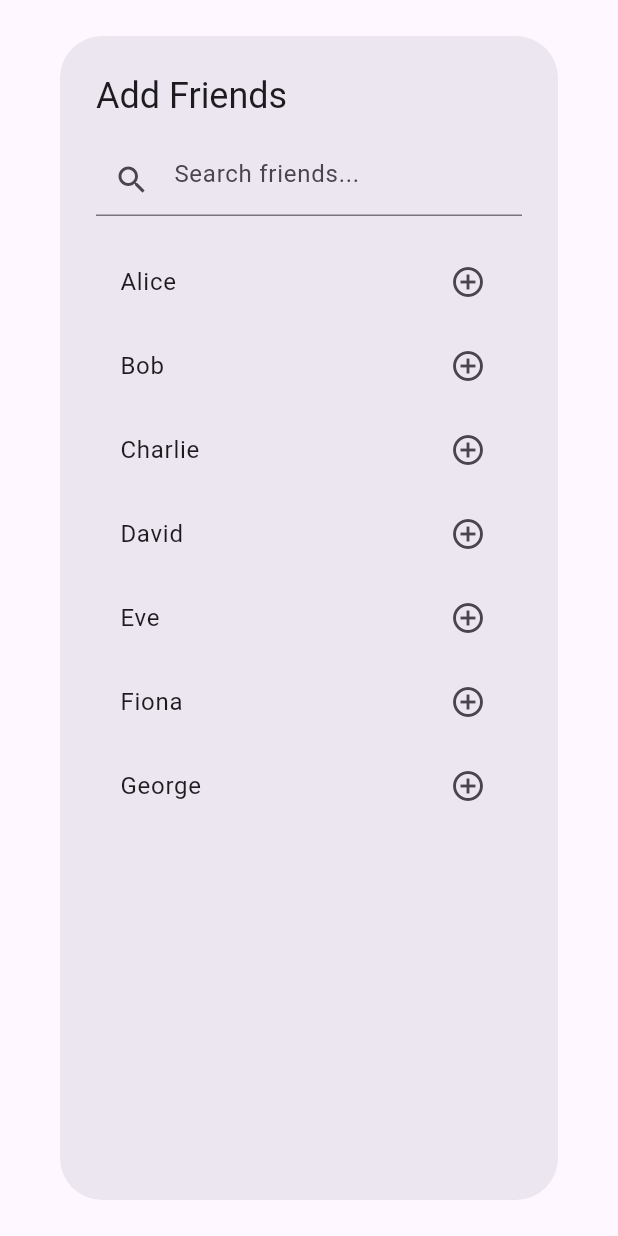
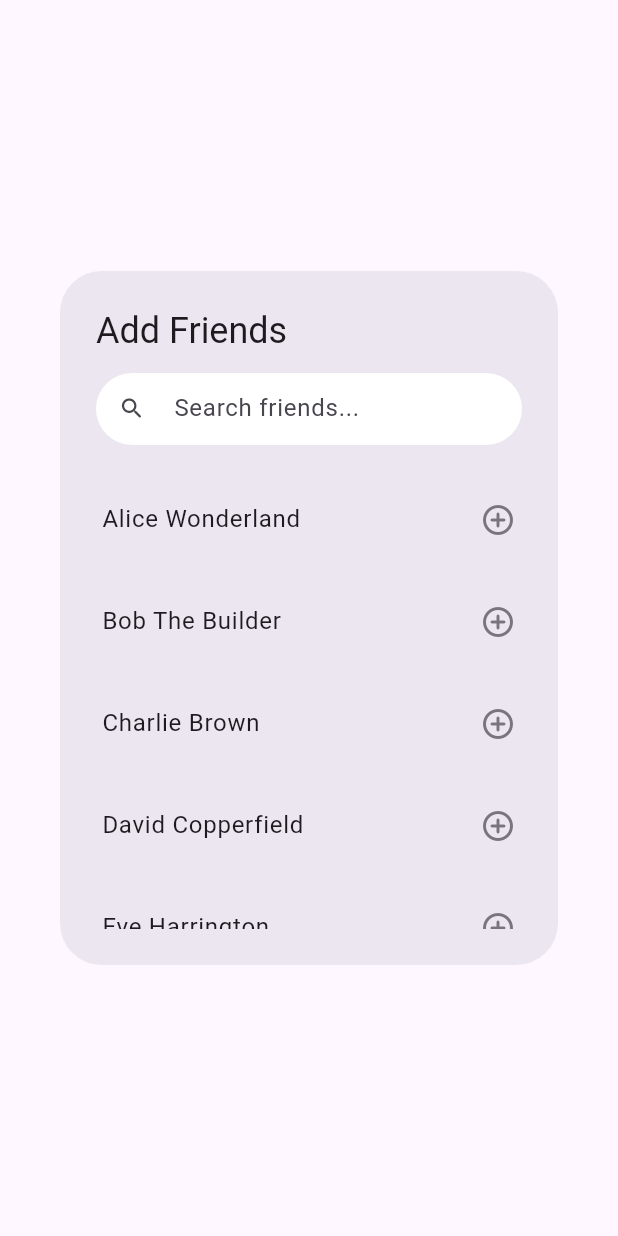
Before and after one commit to Dibbiii/KetchApp-Flutter, a Flutter app: the _AddFriendsDialog widget shown alone on an empty page, opened directly with empty values, on a phone screen of 412 x 824 dp. Run offline on Flutter 3.47's test engine with Material 3 defaults, Android fonts, the light colour scheme and no system bars; drawn by our look-alikes of dynamic_color; our stand-ins replace audioplayers, bloc, confetti, equatable, firebase_auth, firebase_core and 9 more; missing offline and left inert: flutter_ruler_picker, googleapis; accounts and stored records are empty; network calls fail.

Commit message:
Refactor: Enhance authentication states and improve friend selection dialog

```diff
--- a/lib/app/layouts/main_layout.dart
+++ b/lib/app/layouts/main_layout.dart
@@ -1,5 +1,5 @@
 import 'package:flutter/material.dart';
-import 'package:ketchapp_flutter/components/clock_widget.dart'; // clock_widget.dart now provides MaterialClock and formatDurationFromHmm
+import 'package:ketchapp_flutter/components/clock_widget.dart';
 import 'package:ketchapp_flutter/components/footer.dart';
 
 class MainLayout extends StatefulWidget {
@@ -671,15 +671,22 @@ class _AddFriendsDialog extends StatefulWidget {
 
 class _AddFriendsDialogState extends State<_AddFriendsDialog> {
   final TextEditingController _searchController = TextEditingController();
-  List<String> _allFriends = [
-    'Alice',
-    'Bob',
-    'Charlie',
-    'David',
-    'Eve',
-    'Fiona',
-    'George',
-  ]; // Mock data
+  final FocusNode _searchFocusNode =
+      FocusNode(); // Added for manual focus if needed later
+  final List<String> _allFriends = [
+    'Alice Wonderland',
+    'Bob The Builder',
+    'Charlie Brown',
+    'David Copperfield',
+    'Eve Harrington',
+    'Fiona Gallagher',
+    'George Costanza',
+    'Harry Potter',
+    'Ivy Dickens',
+    'Jack Sparrow',
+    'Katherine Pierce',
+    'Leo Fitz',
+  ];
   List<String> _filteredFriends = [];
 
   @override
@@ -687,12 +694,19 @@ class _AddFriendsDialogState extends State<_AddFriendsDialog> {
     super.initState();
     _filteredFriends = _allFriends;
     _searchController.addListener(_filterFriends);
+    // Optionally, request focus after the frame is built if autofocus behavior is critical
+    // WidgetsBinding.instance.addPostFrameCallback((_) {
+    //   if (mounted) {
+    //     _searchFocusNode.requestFocus();
+    //   }
+    // });
   }
 
   @override
   void dispose() {
     _searchController.removeListener(_filterFriends);
     _searchController.dispose();
+    _searchFocusNode.dispose(); // Dispose the focus node
     super.dispose();
   }
 
@@ -708,43 +722,109 @@ class _AddFriendsDialogState extends State<_AddFriendsDialog> {
 
   @override
   Widget build(BuildContext context) {
+    final theme = Theme.of(context);
+    final colors = theme.colorScheme;
+
     return AlertDialog(
+      backgroundColor: colors.surfaceContainerHigh,
+      shape: RoundedRectangleBorder(borderRadius: BorderRadius.circular(28.0)),
+      titlePadding: const EdgeInsets.only(
+        top: 24.0,
+        left: 24.0,
+        right: 24.0,
+        bottom: 0,
+      ),
+      titleTextStyle: theme.textTheme.headlineSmall?.copyWith(
+        color: colors.onSurface,
+      ),
       title: const Text('Add Friends'),
+      contentPadding: const EdgeInsets.fromLTRB(24, 12, 24, 24),
       content: SizedBox(
-        width: double.maxFinite,
+        height: MediaQuery.of(context).size.height * 0.45,
+        width: MediaQuery.of(context).size.width * 0.9,
         child: Column(
           mainAxisSize: MainAxisSize.min,
           children: <Widget>[
             TextField(
               controller: _searchController,
-              decoration: const InputDecoration(
+              focusNode: _searchFocusNode, // Assign the focus node
+              // autofocus: true, // Removed autofocus
+              decoration: InputDecoration(
                 hintText: 'Search friends...',
-                prefixIcon: Icon(Icons.search),
+                hintStyle: TextStyle(color: colors.onSurfaceVariant),
+                prefixIcon: Icon(
+                  Icons.search_rounded,
+                  color: colors.onSurfaceVariant,
+                ),
+                filled: true,
+                fillColor: colors.surfaceContainerLowest,
+                border: OutlineInputBorder(
+                  borderRadius: BorderRadius.circular(28.0),
+                  borderSide: BorderSide.none,
+                ),
+                contentPadding: const EdgeInsets.symmetric(
+                  vertical: 12.0,
+                  horizontal: 16.0,
+                ),
+                isDense: true,
+              ),
+              style: theme.textTheme.bodyLarge?.copyWith(
+                color: colors.onSurface,
               ),
             ),
             const SizedBox(height: 16.0),
             Expanded(
-              child: ListView.builder(
-                shrinkWrap: true,
+              child:
+                  _filteredFriends.isEmpty
+                      ? Center(
+                        child: Padding(
+                          padding: const EdgeInsets.all(16.0),
+                          child: Text(
+                            'No friends found.',
+                            style: theme.textTheme.bodyLarge?.copyWith(
+                              color: colors.onSurfaceVariant,
+                            ),
+                          ),
+                        ),
+                      )
+                      : ListView.builder(
                         itemCount: _filteredFriends.length,
                         itemBuilder: (BuildContext context, int index) {
                           final friend = _filteredFriends[index];
-                  final isSelected = widget.selectedFriends.contains(friend);
+                          final isSelected = widget.selectedFriends.contains(
+                            friend,
+                          );
                           return ListTile(
-                    title: Text(friend),
+                            title: Text(
+                              friend,
+                              style: theme.textTheme.bodyLarge?.copyWith(
+                                color: colors.onSurface,
+                              ),
+                            ),
+                            contentPadding: const EdgeInsets.symmetric(
+                              horizontal: 4.0,
+                              vertical: 6.0,
+                            ),
                             trailing:
                                 isSelected
                                     ? Icon(
-                              Icons.check_circle,
-                              color: Theme.of(context).colorScheme.primary,
+                                      Icons.check_circle_rounded,
+                                      color: colors.primary,
                                     )
-                            : const Icon(Icons.add_circle_outline),
+                                    : Icon(
+                                      Icons.add_circle_outline_rounded,
+                                      color: colors.outline,
+                                    ),
                             onTap: () {
                               if (!isSelected) {
                                 widget.onFriendSelected(friend);
-                        Navigator.pop(context); // Close dialog on selection
+                                Navigator.pop(context);
                               }
                             },
+                            shape: RoundedRectangleBorder(
+                              borderRadius: BorderRadius.circular(12.0),
+                            ),
+                            tileColor: Colors.transparent,
                           );
                         },
                       ),
@@ -752,7 +832,6 @@ class _AddFriendsDialogState extends State<_AddFriendsDialog> {
           ],
         ),
       ),
-      // Removed the actions list which contained the "Done" button
     );
   }
 }
--- a/lib/app/themes/app_theme.dart
+++ b/lib/app/themes/app_theme.dart
@@ -1,5 +1,6 @@
 import 'package:flutter/material.dart';
-import 'app_colors.dart'; // Import the color definitions
+
+import 'app_colors.dart';
 
 final ThemeData lightTheme = ThemeData(
   // COLOR SCHEME
@@ -57,8 +58,6 @@ final ThemeData lightTheme = ThemeData(
     selectionColor: primaryColorLight.withValues(alpha: 0.4),
     selectionHandleColor: primaryColorLight,
   ),
-  // TabBar indicator color.
-  indicatorColor: primaryColorLight,
   // Hint text color in text fields.
   hintColor: onSurfaceColorLight.withValues(alpha: 0.6),
   // Toggleable active color is managed by component themes like checkboxTheme, radioTheme, switchTheme.
@@ -112,12 +111,14 @@ final ThemeData lightTheme = ThemeData(
     ),
   ),
   // Theme for cards.
-  cardTheme: CardTheme(
+  cardTheme: const CardThemeData(
     elevation: elevationHeight,
     color: surfaceColorLight,
     surfaceTintColor: Colors.transparent, // M3 surface tint
     shape: RoundedRectangleBorder(
-      borderRadius: BorderRadius.circular(12.0), // Consistent border radius
+      borderRadius: BorderRadius.all(
+        Radius.circular(12.0),
+      ), // Consistent border radius
     ),
   ),
   // Theme for checkboxes.
@@ -153,17 +154,17 @@ final ThemeData lightTheme = ThemeData(
   dataTableTheme: const DataTableThemeData(),
   // Customize as needed
   // Theme for dialogs.
-  dialogTheme: DialogTheme(
+  dialogTheme: DialogThemeData(
     backgroundColor: surfaceColorLight,
     elevation: elevationHeight + 10,
     // Dialogs often have higher elevation
     shape: RoundedRectangleBorder(borderRadius: BorderRadius.circular(12.0)),
-    titleTextStyle: TextStyle(
+    titleTextStyle: const TextStyle(
       color: onSurfaceColorLight,
       fontSize: 20,
       fontWeight: FontWeight.bold,
     ),
-    contentTextStyle: TextStyle(color: onSurfaceColorLight, fontSize: 16),
+    contentTextStyle: const TextStyle(color: onSurfaceColorLight, fontSize: 16),
   ),
   // Theme for dividers.
   dividerTheme: DividerThemeData(
@@ -423,7 +424,7 @@ final ThemeData lightTheme = ThemeData(
     }),
   ),
   // Theme for tab bars.
-  tabBarTheme: TabBarTheme(
+  tabBarTheme: TabBarThemeData(
     indicator: UnderlineTabIndicator(
       borderSide: BorderSide(width: 2.0, color: primaryColorLight),
     ),
@@ -533,7 +534,6 @@ final ThemeData darkTheme = ThemeData(
     selectionColor: primaryColorDark.withValues(alpha: 0.4),
     selectionHandleColor: primaryColorDark,
   ),
-  indicatorColor: primaryColorDark,
   hintColor: onSurfaceColorDark.withValues(alpha: 0.6),
 
   // TYPOGRAPHY & ICONOGRAPHY
@@ -571,7 +571,7 @@ final ThemeData darkTheme = ThemeData(
       borderRadius: BorderRadius.vertical(top: Radius.circular(12.0)),
     ),
   ),
-  cardTheme: CardTheme(
+  cardTheme: CardThemeData(
     elevation: elevationHeight,
     color: surfaceColorDark,
     surfaceTintColor: Colors.transparent, // Or primaryColorDark for M3 tint
@@ -604,7 +604,7 @@ final ThemeData darkTheme = ThemeData(
   ),
   dataTableTheme: const DataTableThemeData(),
   // Customize for dark theme
-  dialogTheme: DialogTheme(
+  dialogTheme: DialogThemeData(
     backgroundColor: surfaceColorDark,
     elevation: elevationHeight + 10,
     shape: RoundedRectangleBorder(borderRadius: BorderRadius.circular(12.0)),
@@ -845,7 +845,7 @@ final ThemeData darkTheme = ThemeData(
       return Colors.transparent;
     }),
   ),
-  tabBarTheme: TabBarTheme(
+  tabBarTheme: TabBarThemeData(
     indicator: UnderlineTabIndicator(
       borderSide: BorderSide(width: 2.0, color: primaryColorDark),
     ),
--- a/lib/features/auth/bloc/auth_state.dart
+++ b/lib/features/auth/bloc/auth_state.dart
@@ -7,9 +7,9 @@ abstract class AuthState {
 
 class AuthInitial extends AuthState {}
 
-class AuthLoading extends AuthState {
+class AuthLoading extends AuthState {}
 
-}
+class AuthVerifying extends AuthState {}
 
 class Authenticated extends AuthState {
   final User user;
--- a/lib/features/auth/presentation/pages/login_page.dart
+++ b/lib/features/auth/presentation/pages/login_page.dart
@@ -95,6 +95,7 @@ class _LoginFormState extends State<_LoginForm> {
     final TextTheme textTheme = Theme.of(context).textTheme;
     final Size size = MediaQuery.of(context).size;
     final isLoading = context.watch<AuthBloc>().state is AuthLoading;
+
     if (_showShimmer || isLoading) {
       return const LoginShimmerPage();
     }
```
Also changed, not shown: lib/components/clock_widget.dart (added, +350 -0 lines), lib/main.dart (line endings or trailing spaces), pubspec.lock. Lines whose indentation alone changed are shown as unchanged.
